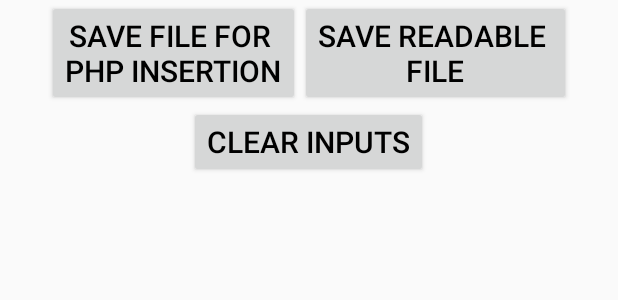
After one commit to DeltaRobotics/ScoutingAppVelocityVortex, an Android app: the layout layout_save_and_clear.xml on its own in the app's theme, with its tools: preview values and no code run, on a phone screen of 412 x 824 dp. The commit adds this screen. Shown: the top 300 px of the screen. Run offline under Robolectric (Android 15) with nearby library versions, the phone set to English and light mode, and no system bars.

Commit message:
-Added save and clear buttons (Nolan Eastburn)

```diff
--- a/app/src/main/res/layout/content_main.xml
+++ b/app/src/main/res/layout/content_main.xml
@@ -110,6 +110,16 @@
                     android:layout_height="wrap_content"
                     layout="@layout/layout_end_game" />
 
+                <include
+                    android:layout_width="match_parent"
+                    android:layout_height="wrap_content"
+                    layout="@layout/banner_strip" />
+
+                <include
+                    android:layout_width="match_parent"
+                    android:layout_height="wrap_content"
+                    layout="@layout/layout_save_and_clear" />
+
             </LinearLayout>
 
             <include
--- /dev/null
+++ b/app/src/main/res/layout/layout_save_and_clear.xml
@@ -0,0 +1,41 @@
+<?xml version="1.0" encoding="utf-8"?>
+<LinearLayout xmlns:android="http://schemas.android.com/apk/res/android"
+    android:orientation="vertical" android:layout_width="match_parent"
+    android:layout_height="match_parent">
+
+    <LinearLayout
+        android:orientation="horizontal"
+        android:layout_width="wrap_content"
+        android:layout_height="wrap_content"
+        android:layout_gravity="center_horizontal">
+
+        <Button
+            android:text="Save File For \nPHP Insertion"
+            android:layout_width="wrap_content"
+            android:layout_height="wrap_content"
+            android:id="@+id/button_save_and_clear_save_php"
+            android:layout_weight="1"
+            android:textSize="20sp"
+            android:textColor="@color/text_button" />
+
+        <Button
+            android:text="Save Readable \nFile"
+            android:layout_width="wrap_content"
+            android:layout_height="wrap_content"
+            android:id="@+id/button_save_and_clear_save_readable"
+            android:layout_weight="1"
+            android:textSize="20sp"
+            android:textColor="@color/text_button" />
+
+    </LinearLayout>
+
+    <Button
+        android:text="Clear Inputs"
+        android:layout_width="wrap_content"
+        android:layout_height="wrap_content"
+        android:id="@+id/button_save_and_clear_clear"
+        android:layout_gravity="center_horizontal"
+        android:textSize="20sp"
+        android:textColor="@color/text_button" />
+
+</LinearLayout>
```
Also changed, not shown: 2 other files.
